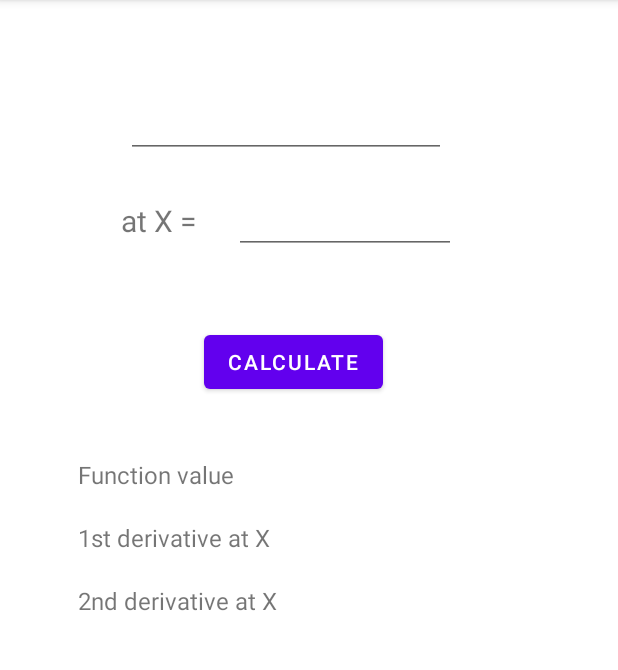
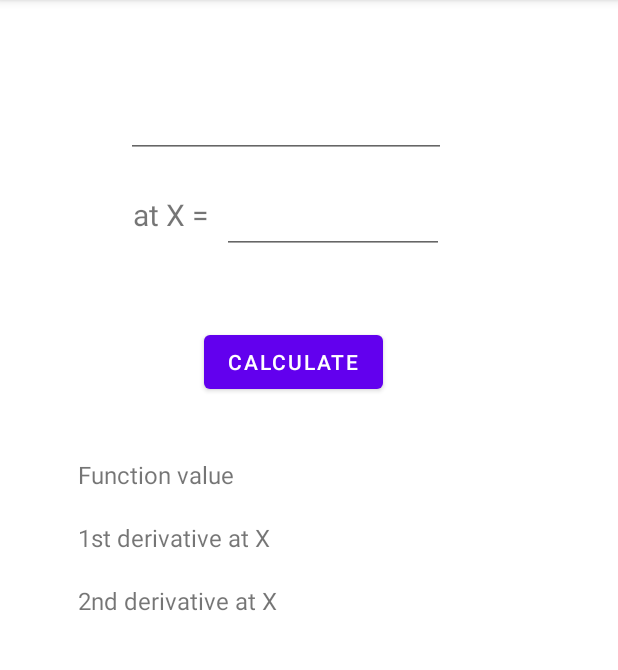
Before and after one commit to Rabder/derivative-calculator, an Android app: the screen it shows after launch (MainActivity), on a phone screen of 412 x 824 dp, the part 84-754 px from its top. Run offline under Robolectric (Android 15) with nearby library versions, the phone set to English and light mode, and no system bars; libraries missing offline, so code that uses them is left out: com.fathzer.soft.

Commit message:
Icon update

```diff
--- a/app/src/main/res/layout/activity_main.xml
+++ b/app/src/main/res/layout/activity_main.xml
@@ -46,23 +46,22 @@
         android:layout_width="148dp"
         android:layout_height="40dp"
         android:layout_marginTop="24dp"
-        android:layout_marginEnd="108dp"
+        android:layout_marginEnd="116dp"
         android:editable="false"
         android:ems="10"
+        android:focusable="false"
         android:inputType="none"
         android:onClick="textId2"
         android:textIsSelectable="true"
         app:layout_constraintEnd_toEndOf="parent"
-        app:layout_constraintTop_toBottomOf="@+id/function"
-        android:focusable="false"
-        />
+        app:layout_constraintTop_toBottomOf="@+id/function" />
 
     <TextView
         android:id="@+id/textView"
         android:layout_width="wrap_content"
         android:layout_height="wrap_content"
-        android:layout_marginStart="76dp"
-        android:layout_marginTop="28dp"
+        android:layout_marginStart="84dp"
+        android:layout_marginTop="24dp"
         android:text=" at X = "
         android:textSize="20sp"
         app:layout_constraintStart_toStartOf="parent"
--- /dev/null
+++ b/app/src/main/res/mipmap-anydpi-v26/icon.xml
@@ -0,0 +1,5 @@
+<?xml version="1.0" encoding="utf-8"?>
+<adaptive-icon xmlns:android="http://schemas.android.com/apk/res/android">
+    <background android:drawable="@color/icon_background"/>
+    <foreground android:drawable="@drawable/icon_foreground"/>
+</adaptive-icon>
--- /dev/null
+++ b/app/src/main/res/mipmap-anydpi-v26/icon_round.xml
@@ -0,0 +1,5 @@
+<?xml version="1.0" encoding="utf-8"?>
+<adaptive-icon xmlns:android="http://schemas.android.com/apk/res/android">
+    <background android:drawable="@color/icon_background"/>
+    <foreground android:drawable="@drawable/icon_foreground"/>
+</adaptive-icon>
--- /dev/null
+++ b/app/src/main/res/values/icon_background.xml
@@ -0,0 +1,4 @@
+<?xml version="1.0" encoding="utf-8"?>
+<resources>
+    <color name="icon_background">#FFFFFF</color>
+</resources>
```
Also changed, not shown: app/src/main/res/drawable/icon_foreground.xml (added, +22 -0 lines), app/src/main/icon-playstore.png (added), app/src/main/res/mipmap-hdpi/icon.png (added), app/src/main/res/mipmap-hdpi/icon_round.png (added), app/src/main/res/mipmap-mdpi/icon.png (added), app/src/main/res/mipmap-mdpi/icon_round.png (added), app/src/main/res/mipmap-xhdpi/icon.png (added), app/src/main/res/mipmap-xhdpi/icon_round.png (added), app/src/main/res/mipmap-xxhdpi/icon.png (added), app/src/main/res/mipmap-xxhdpi/icon_round.png (added), app/src/main/res/mipmap-xxxhdpi/icon.png (added), app/src/main/res/mipmap-xxxhdpi/icon_round.png (added), 2 other files.
